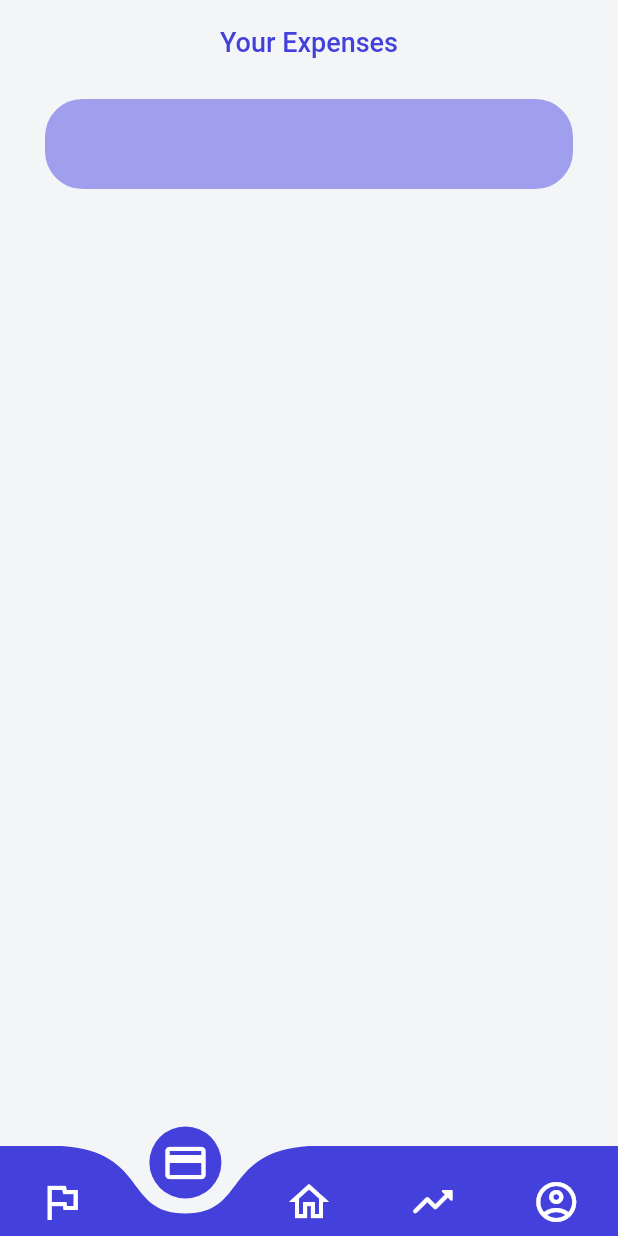
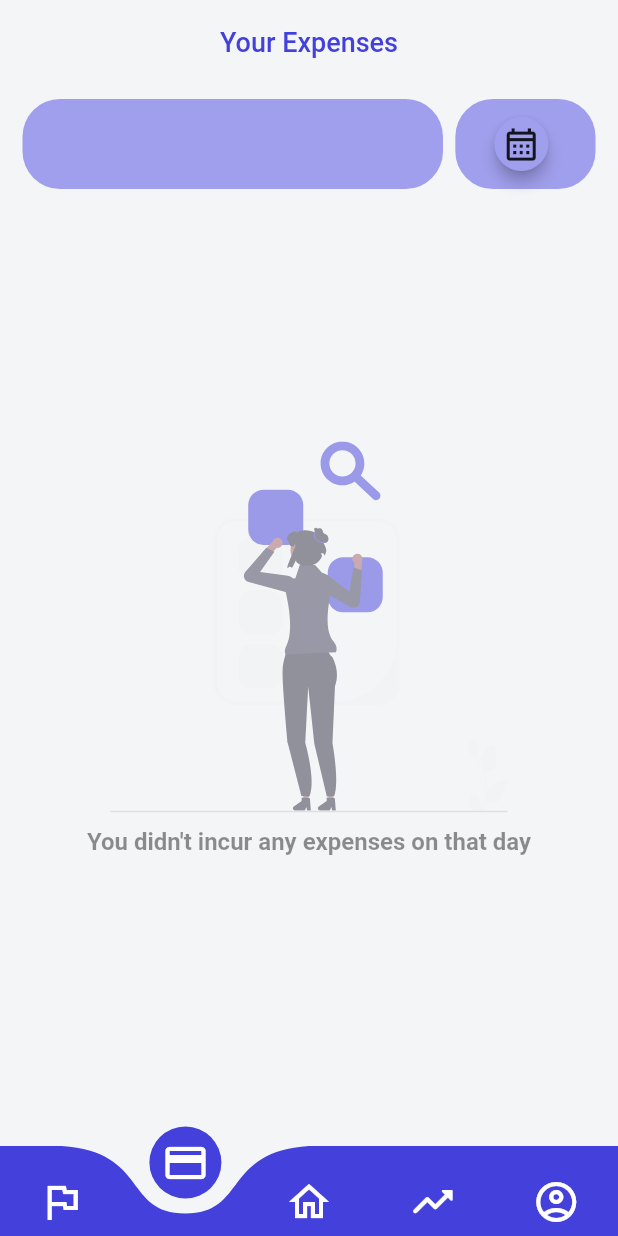
Before and after one commit to jtrznadel/budgetBuddy, a Flutter app: the NavigationProfile screen opened directly, item 2 of the bottom bar chosen, on a phone screen of 412 x 824 dp. Run offline on Flutter 3.47's test engine with Material 2 defaults, Android fonts, the phone set to English and light mode, and no system bars; drawn by our look-alikes of curved_navigation_bar; our stand-ins replace animated_text_kit, dio, fl_chart, flutter_secure_storage, flutter_svg, get and 4 more; missing offline and left inert: animated_button_bar; accounts and stored records are empty; network calls fail.

Commit message:
expensesScreen reworked

```diff
--- a/lib/features/core/controllers/expenses_controller.dart
+++ b/lib/features/core/controllers/expenses_controller.dart
@@ -1,12 +1,13 @@
 import 'package:budget_buddy/features/core/models/expense_model.dart';
 import 'package:budget_buddy/repositories/core_repository/expenses_repository.dart';
 import 'package:get/get.dart';
+import 'package:intl/intl.dart';
 
 class ExpensesController extends GetxController {
   @override
   void onInit() {
     getExpenses();
-    getSelectedExpenses(null);
+    getSelectedExpenses();
     super.onInit();
   }
 
@@ -14,24 +15,50 @@ class ExpensesController extends GetxController {
   void onReady() {
     getExpenses();
     super.onReady();
-    getSelectedExpenses(null);
+    getSelectedExpenses();
   }
 
   var expenses = RxList<ExpenseModel>();
   var selectedExpenses = RxList<ExpenseModel>();
+  var selectedCategory = RxInt(0);
+  var selectedDate = RxString('');
 
   getExpenses() async {
     var response = await ExpensesRepository().getExpenses();
     expenses.value = response;
   }
 
-  getSelectedExpenses(int? id) async {
+  getSelectedExpenses() async {
     var response = await ExpensesRepository().getExpenses();
-    if (id != null) {
-      selectedExpenses.value =
-          response.where((expense) => expense.categoryId == id).toList();
+    final DateFormat formatter = DateFormat('yyyy-MM-dd');
+    if (selectedCategory.value != 0 && selectedDate.value.isNotEmpty) {
+      selectedExpenses.value = response
+          .where((expense) =>
+              expense.categoryId == selectedCategory.value &&
+              formatter.format(expense.date!).toString() == selectedDate.value)
+          .toList();
+    } else if (selectedCategory.value != 0) {
+      selectedExpenses.value = response
+          .where((expense) => expense.categoryId == selectedCategory.value)
+          .toList();
+    } else if (selectedDate.value.isNotEmpty) {
+      selectedExpenses.value = response
+          .where((expense) =>
+              formatter.format(expense.date!).toString() == selectedDate.value)
+          .toList();
+      print(selectedDate.value);
     } else {
       selectedExpenses.value = response;
     }
   }
+
+  setSelectedCategory(int id) {
+    if (selectedCategory.value == id) {
+      selectedCategory.value =
+          0; // Jeśli kliknięto ten sam przycisk drugi raz, zmień stan na niezaznaczony (0).
+    } else {
+      selectedCategory.value = id;
+    }
+    update();
+  }
 }
--- a/lib/features/core/models/category_model.dart
+++ b/lib/features/core/models/category_model.dart
@@ -13,19 +13,27 @@ String categoryModelToJson(List<CategoryModel> data) =>
 class CategoryModel {
   int? categoryId;
   String? name;
+  String? icon;
+  String? color;
 
   CategoryModel({
     this.categoryId,
     this.name,
+    this.icon,
+    this.color,
   });
 
   factory CategoryModel.fromJson(Map<String, dynamic> json) => CategoryModel(
         categoryId: json["categoryId"],
         name: json["name"],
+        icon: json["icon"],
+        color: json["color"],
       );
 
   Map<String, dynamic> toJson() => {
         "categoryId": categoryId,
         "name": name,
+        "icon": icon,
+        "color": color,
       };
 }
--- a/lib/features/core/screens/expenses/expenses_screen.dart
+++ b/lib/features/core/screens/expenses/expenses_screen.dart
@@ -2,16 +2,23 @@ import 'package:budget_buddy/constants/color_palette.dart';
 import 'package:budget_buddy/constants/sizes.dart';
 import 'package:budget_buddy/features/core/controllers/categories_controller.dart';
 import 'package:budget_buddy/features/core/controllers/expenses_controller.dart';
-import 'package:budget_buddy/features/core/models/category_model.dart';
 import 'package:budget_buddy/features/core/models/expense_model.dart';
 import 'package:budget_buddy/features/core/screens/dashboard/widgets/expense_widget.dart';
 import 'package:budget_buddy/features/core/screens/expenses/widgets/category_button_widget.dart';
 import 'package:flutter/material.dart';
+import 'package:flutter_svg/svg.dart';
 import 'package:get/get.dart';
 
-class ExpensesScreen extends StatelessWidget {
+import '../../models/category_model.dart';
+
+class ExpensesScreen extends StatefulWidget {
   const ExpensesScreen({Key? key}) : super(key: key);
 
+  @override
+  State<ExpensesScreen> createState() => _ExpensesScreenState();
+}
+
+class _ExpensesScreenState extends State<ExpensesScreen> {
   @override
   Widget build(BuildContext context) {
     var categoriesController = Get.put(CategoriesController());
@@ -20,12 +27,17 @@ class ExpensesScreen extends StatelessWidget {
     Future<void> refreshExpenses() async {}
 
     return Container(
-      padding: const EdgeInsets.all(kDefaultPadding).copyWith(top: 10),
+      padding: const EdgeInsets.all(15).copyWith(top: 10, bottom: kDefaultPadding),
       color: kSecondaryColor,
       child: Column(
+        mainAxisAlignment: MainAxisAlignment.start,
+        crossAxisAlignment: CrossAxisAlignment.start,
         children: [
-          Container(
-              width: double.infinity,
+          Row(
+            children: [
+              Expanded(
+                flex: 3,
+                child: Container(
                     height: 60,
                     padding: const EdgeInsets.all(5),
                     decoration: const BoxDecoration(
@@ -39,12 +51,96 @@ class ExpensesScreen extends StatelessWidget {
                         itemBuilder: (context, int index1) {
                           final CategoryModel category =
                               categoriesController.categories[index1];
-                    return CategoryButtonWidget(id: category.categoryId!);
+                          return CategoryButtonWidget(
+                            id: category.categoryId!,
+                            icon: int.parse(category.icon!),
+                            color: category.color!,
+                          );
                         },
                       ),
                     )),
+              ),
+              SizedBox(
+                width: size.width * 0.02,
+              ),
+              Expanded(
+                flex: 1,
+                child: Container(
+                    height: 60,
+                    decoration: const BoxDecoration(
+                      color: kTertiaryColor,
+                      borderRadius: BorderRadius.all(Radius.circular(25)),
+                    ),
+                    child: Row(
+                      mainAxisAlignment: MainAxisAlignment.start,
+                      children: [
+                        RawMaterialButton(
+                          onPressed: () {
+                            showDatePicker(
+                              context: context,
+                              initialDate: DateTime.now(),
+                              firstDate: DateTime(2000),
+                              lastDate: DateTime(2100),
+                            ).then((selectedDate) {
+                              if (selectedDate != null) {
+                                expensesController.selectedDate.value =
+                                    selectedDate.toString().split(' ')[0];
+                                expensesController.getSelectedExpenses();
+                              }
+                            });
+                          },
+                          elevation: 4,
+                          fillColor: kTertiaryColor,
+                          shape: const CircleBorder(),
+                          child: const Icon(
+                            Icons.calendar_month_outlined,
+                            size: 26,
+                          ),
+                        ),
+                      ],
+                    )),
+              ),
+            ],
+          ),
           const SizedBox(
-            height: kDefaultPadding, // Add some spacing between the two containers
+            height: 5, // Add some spacing between the two containers
+          ),
+          Obx(
+            () => expensesController.selectedDate.value.isNotEmpty
+                ? GestureDetector(
+                    onTap: () {
+                      expensesController.selectedDate.value = '';
+                      expensesController.getSelectedExpenses();
+                    },
+                    child: UnconstrainedBox(
+                      child: Container(
+                        alignment: Alignment.topLeft,
+                        padding: const EdgeInsets.all(10),
+                        decoration: const BoxDecoration(
+                          color: kTertiaryColor,
+                          borderRadius: BorderRadius.all(Radius.circular(25)),
+                        ),
+                        child: Row(
+                          children: [
+                            Text(expensesController.selectedDate.value),
+                            const SizedBox(
+                              width: 5,
+                            ),
+                            IconButton(
+                              onPressed: () {
+                                expensesController.selectedDate.value = '';
+                                expensesController.getSelectedExpenses();
+                              },
+                              icon: const Icon(Icons.cancel),
+                              padding: EdgeInsets.zero,
+                              constraints: const BoxConstraints(),
+                            )
+                          ],
+                        ),
+                      ),
+                    ),
+                  )
+                : Container(),
           ),
           Expanded(
             child: ShaderMask(
@@ -63,7 +159,30 @@ class ExpensesScreen extends StatelessWidget {
                 ).createShader(bounds);
               },
               child: Obx(
-                () => ListView.builder(
+                () => expensesController.selectedExpenses.isEmpty
+                    ? Opacity(
+                        opacity: 0.5,
+                        child: Center(
+                          child: Column(
+                            mainAxisAlignment: MainAxisAlignment.center,
+                            children: [
+                              SvgPicture.asset(
+                                'assets/images/notFoundImage.svg',
+                                height: size.height * 0.3,
+                              ),
+                              const SizedBox(
+                                height: 10,
+                              ),
+                              const Text(
+                                'You didn\'t incur any expenses on that day',
+                                style:
+                                    TextStyle(fontSize: 16, fontWeight: FontWeight.bold),
+                              ),
+                            ],
+                          ),
+                        ),
+                      )
+                    : ListView.builder(
                         physics: const BouncingScrollPhysics(),
                         itemCount: expensesController.selectedExpenses.length,
                         itemBuilder: (context, int index) {
```
Also changed, not shown: lib/features/core/screens/expenses/widgets/category_button_widget.dart (+17 -11 lines), assets/images/notFoundImage.svg (added). Lines whose indentation alone changed are shown as unchanged.
